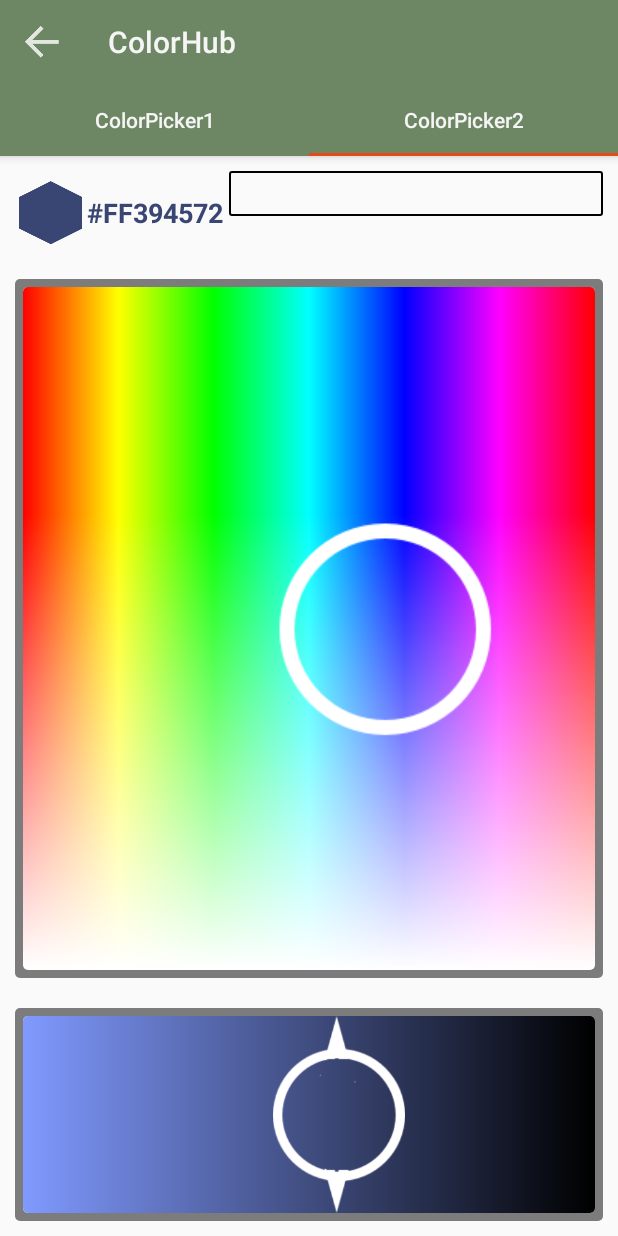
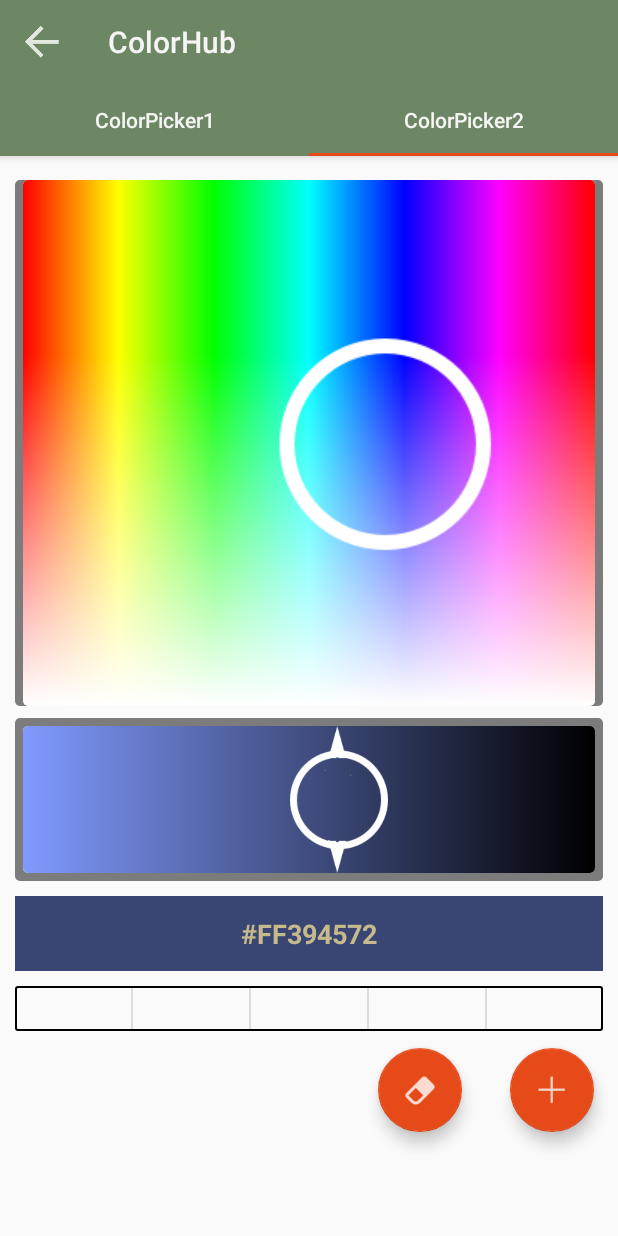
Before and after one commit to AntriKodSoft/ColorHub, an Android app: the ColorPicker1 screen opened directly, with no data from a screen before it, tab 2 chosen, on a phone screen of 412 x 824 dp. Run offline under Robolectric (Android 15) with nearby library versions, the phone set to English and light mode, and no system bars; our stand-ins replace AdMob.

Commit message:
added erase fab button and arrange new ui

```diff
--- a/app/src/main/java/cheetatech/com/colorhub/ColorPickerActivity.java
+++ b/app/src/main/java/cheetatech/com/colorhub/ColorPickerActivity.java
@@ -29,6 +29,10 @@ import android.widget.SeekBar;
 import android.widget.TextView;
 import android.widget.Toast;
 
+import com.google.android.gms.ads.AdRequest;
+import com.google.android.gms.ads.AdView;
+import com.google.android.gms.ads.MobileAds;
+
 import org.json.JSONObject;
 
 import java.util.List;
@@ -49,12 +53,17 @@ public class ColorPickerActivity extends AppCompatActivity implements TabLayout.
     private TabLayout tabLayout = null;
     private ViewPager viewPager = null;
     private ColorPicker1 ColorPicker_1 = null;
+    private AdView mAdView = null;
+
     @Override
     protected void onCreate(Bundle savedInstanceState) {
         super.onCreate(savedInstanceState);
         setContentView(R.layout.activity_color_picker);
         Toolbar toolbar = (Toolbar) findViewById(R.id.toolbar);
         setSupportActionBar(toolbar);
+
+        MobileAds.initialize(getApplicationContext(), getString(R.string.banner_commercial));
+        mAdView = (AdView) findViewById(R.id.adView);
 
         toolbar.setNavigationIcon(R.drawable.ic_action_back_button);
         getSupportActionBar().setTitle("ColorHub");
@@ -74,6 +83,34 @@ public class ColorPickerActivity extends AppCompatActivity implements TabLayout.
 
         tabLayout.setOnTabSelectedListener(this);
 
+    }
+
+    @Override
+    protected void onStart() {
+        super.onStart();
+        loadAdv();
+    }
+
+    private void loadAdv() {
+        if (getAdRequest() != null) {
+            AdRequest adRequest = getAdRequest();
+            mAdView.loadAd(adRequest);
+        }
+    }
+    public AdRequest getAdRequest() {
+        AdRequest ret = null;
+        if (Util.TEST) {
+            ret = new AdRequest.Builder()
+                    .addTestDevice(getPhoneId())
+                    .addTestDevice(AdRequest.DEVICE_ID_EMULATOR)
+                    .build();
+        } else {
+            ret = new AdRequest.Builder().build();
+        }
+        return ret;
+    }
+    public String getPhoneId() {
+        return "0A02E72208689385EF8EE5F0CCCFE947";
     }
     public  void setUpViewPager(ViewPager viewPager)
     {
--- a/app/src/main/java/cheetatech/com/colorhub/Util.java
+++ b/app/src/main/java/cheetatech/com/colorhub/Util.java
@@ -2,7 +2,7 @@ package cheetatech.com.colorhub;
 
 
 public class Util{
-    public static final boolean TEST = false;
+    public static final boolean TEST = true;
     public static final int REQUEST_READ_PHONE_STATE = 0;
     public static final int REQUEST_WRITE_EXTERNAL_STORAGE = 1;
     public static final int REQUEST_INTERNET = 2;
--- a/app/src/main/java/layout/ColorPicker2.java
+++ b/app/src/main/java/layout/ColorPicker2.java
@@ -11,8 +11,11 @@ import android.util.Log;
 import android.view.LayoutInflater;
 import android.view.View;
 import android.view.ViewGroup;
+import android.widget.RelativeLayout;
 import android.widget.TextView;
 import android.widget.Toast;
+
+import java.math.BigInteger;
 
 import cheetatech.com.colorhub.R;
 import cheetatech.com.colorhub.colorpicker.GradientView;
@@ -26,6 +29,7 @@ public class ColorPicker2 extends Fragment {
     private TextView mTextView = null;
     private Drawable mIcon = null;
     private int colorText = 0;
+    private RelativeLayout colorView = null;
 
     View[] views = null;
     int[] viewIds = new int[]{R.id.color1,R.id.color2,R.id.color3,R.id.color4,R.id.color5};
@@ -44,6 +48,14 @@ public class ColorPicker2 extends Fragment {
             new ColorItem(0,0,0,0),
              */
 
+    };
+
+    ColorItem[] selectedColors = new ColorItem[]{
+            new ColorItem(),
+            new ColorItem(),
+            new ColorItem(),
+            new ColorItem(),
+            new ColorItem(),
     };
 
     public ColorPicker2() {
@@ -78,15 +90,16 @@ public class ColorPicker2 extends Fragment {
             //views[i].setOnClickListener(this);
         }
 
-        for(int j = 0;j<colors.length;j++)
-            views[j].setBackgroundColor(colors[j].getColor());
+        //for(int j = 0;j<colors.length;j++)
+        //    views[j].setBackgroundColor(colors[j].getColor());
+
+        colorView = (RelativeLayout) getView().findViewById(R.id.colorView);
 
 
-
-        mIcon = getResources().getDrawable(R.mipmap.ic_launcher);
+        //mIcon = getResources().getDrawable(R.mipmap.ic_launcher);
         mTextView = (TextView) getView().findViewById(R.id.color);
 
-        mTextView.setCompoundDrawablesWithIntrinsicBounds(mIcon, null, null, null);
+        //mTextView.setCompoundDrawablesWithIntrinsicBounds(mIcon, null, null, null);
         mTop = (GradientView)getView().findViewById(R.id.top);
         mBottom = (GradientView)getView().findViewById(R.id.bottom);
         mTop.setBrightnessGradientView(mBottom);
@@ -94,23 +107,21 @@ public class ColorPicker2 extends Fragment {
             @Override
             public void onColorChanged(GradientView view, int color) {
                 colorText = color;
-                mTextView.setTextColor(color);
                 mTextView.setText("#" + Integer.toHexString(color));
-                if (Build.VERSION.SDK_INT >= Build.VERSION_CODES.LOLLIPOP) {
-                    mIcon.setTint(color);
-                }
+                mTextView.setTextColor(Color.parseColor(inverseColor(Integer.toHexString(color))));
+                colorView.setBackgroundColor(colorText);
+
 
             }
         });
 
         final int color = 0xFF394572;
         mTop.setColor(color);
-
+        colorView.setBackgroundColor(color);
 
         mTextView.setOnClickListener(new View.OnClickListener() {
             @Override
             public void onClick(View view) {
-                addToView(new ColorItem(colorText));
                 BoardEditor.getInstance().copyToClipBoard(mTextView.getText().toString());
                 Toast.makeText(BoardEditor.getInstance().getContext(), "Color " + mTextView.getText().toString() +
                         " copied to clipboard...", Toast.LENGTH_SHORT).show();
@@ -122,59 +133,102 @@ public class ColorPicker2 extends Fragment {
         views[0].setOnClickListener(new View.OnClickListener() {
             @Override
             public void onClick(View view) {
-                BoardEditor.getInstance().copyToClipBoard(colors[0].toString());
-                int coloraa = 0xFF000000;
-                //mBottom.setColor(coloraa);
-                mTop.setColor(colors[0].getColor());
-                mTop.setBrightnessGradientColor(colors[0].getColor());
-                mTextView.setTextColor(colors[0].getColor());
-                if (Build.VERSION.SDK_INT >= Build.VERSION_CODES.LOLLIPOP) {
-                    mIcon.setTint(colors[0].getColor());
-                }
-                Toast.makeText(BoardEditor.getInstance().getContext(), "Color " + "#" + Integer.toHexString(colors[0].getColor()) +
-                        " copied to clipboard...", Toast.LENGTH_SHORT).show();
+                selectedColors[0].setColor(colorText);
+                views[0].setBackgroundColor(selectedColors[0].getColor());
+            }
+        });
+        views[0].setOnLongClickListener(new View.OnLongClickListener() {
+            @Override
+            public boolean onLongClick(View view) {
+                if(!selectedColors[0].getHasColor())
+                    return true;
+                Log.e("kkkakkad","dsfkjişasdkf");
+                mBottom.setColor(selectedColors[0].getColor());
+                mTop.setColor(selectedColors[0].getColor());
+                colorText = selectedColors[0].getColor();
+                return false;
+            }
+        });
+
+
+        views[1].setOnClickListener(new View.OnClickListener() {
+            @Override
+            public void onClick(View view) {
+                selectedColors[1].setColor(colorText);
+                views[1].setBackgroundColor(selectedColors[1].getColor());
+            }
+        });
+        views[1].setOnLongClickListener(new View.OnLongClickListener() {
+            @Override
+            public boolean onLongClick(View view) {
+                if(!selectedColors[1].getHasColor())
+                    return true;
+                mBottom.setColor(selectedColors[1].getColor());
+                mTop.setColor(selectedColors[1].getColor());
+                colorText = selectedColors[1].getColor();
+                return false;
+            }
+        });
+
+        views[2].setOnClickListener(new View.OnClickListener() {
+            @Override
+            public void onClick(View view) {
+                selectedColors[2].setColor(colorText);
+                views[2].setBackgroundColor(selectedColors[2].getColor());
+            }
+        });
+        views[2].setOnLongClickListener(new View.OnLongClickListener() {
+            @Override
+            public boolean onLongClick(View view) {
+                if(!selectedColors[2].getHasColor())
+                    return true;
+                mBottom.setColor(selectedColors[2].getColor());
+                mTop.setColor(selectedColors[2].getColor());
+                colorText = selectedColors[2].getColor();
+                return false;
+            }
+        });
+
+
+        views[3].setOnClickListener(new View.OnClickListener() {
+            @Override
+            public void onClick(View view) {
+                selectedColors[3].setColor(colorText);
+                views[3].setBackgroundColor(selectedColors[3].getColor());
 
             }
         });
-        views[1].setOnClickListener(new View.OnClickListener() {
+        views[3].setOnLongClickListener(new View.OnLongClickListener() {
             @Override
-            public void onClick(View view) {
-                BoardEditor.getInstance().copyToClipBoard(colors[1].toString());
-                mBottom.setColor(colors[1].getColor());
-                Toast.makeText(BoardEditor.getInstance().getContext(), "Color " + colors[1].toString() +
-                        " copied to clipboard...", Toast.LENGTH_SHORT).show();
+            public boolean onLongClick(View view) {
+                if(!selectedColors[3].getHasColor())
+                    return true;
+                mBottom.setColor(selectedColors[3].getColor());
+                colorText = selectedColors[3].getColor();
+                mTop.setColor(selectedColors[3].getColor());
+                return false;
             }
         });
-        views[2].setOnClickListener(new View.OnClickListener() {
-            @Override
-            public void onClick(View view) {
-                BoardEditor.getInstance().copyToClipBoard(colors[2].toString());
-                mBottom.setColor(colors[2].getColor());
-                Toast.makeText(BoardEditor.getInstance().getContext(), "Color " + colors[2].toString() +
-                        " copied to clipboard...", Toast.LENGTH_SHORT).show();
 
-            }
-        });
-        views[3].setOnClickListener(new View.OnClickListener() {
-            @Override
-            public void onClick(View view) {
-                BoardEditor.getInstance().copyToClipBoard(colors[3].toString());
-                mBottom.setColor(colors[3].getColor());
-                Toast.makeText(BoardEditor.getInstance().getContext(), "Color " + colors[3].toString() +
-                        " copied to clipboard...", Toast.LENGTH_SHORT).show();
-
-            }
-        });
         views[4].setOnClickListener(new View.OnClickListener() {
             @Override
             public void onClick(View view) {
-                BoardEditor.getInstance().copyToClipBoard(colors[4].toString());
-                mBottom.setColor(colors[4].getColor());
-                Toast.makeText(BoardEditor.getInstance().getContext(), "Color " + colors[4].toString() +
-                        " copied to clipboard...", Toast.LENGTH_SHORT).show();
+                selectedColors[4].setColor(colorText);
+                views[4].setBackgroundColor(selectedColors[4].getColor());
             }
         });
 
+        views[4].setOnLongClickListener(new View.OnLongClickListener() {
+            @Override
+            public boolean onLongClick(View view) {
+                if(!selectedColors[3].getHasColor())
+                    return true;
+                mBottom.setColor(selectedColors[4].getColor());
+                colorText = selectedColors[4].getColor();
+                mTop.setColor(selectedColors[4].getColor());
+                return false;
+            }
+        });
 
     }
     private void addToView(ColorItem colorItem) {
@@ -197,4 +251,27 @@ public class ColorPicker2 extends Fragment {
         }
     }
 
+    private String inverseColor(String hexColor)
+    {
+        String ff = "FF";
+        String r = hexColor.substring(2,4);
+        String g = hexColor.substring(4,6);
+        String b = hexColor.substring(6,8);
+
+
+        BigInteger ri = new BigInteger(r,16);
+        BigInteger gi = new BigInteger(g,16);
+        BigInteger bi = new BigInteger(b,16);
+
+
+        BigInteger fi = new BigInteger(ff,16);
+
+        BigInteger rs = ri.xor(fi);
+        BigInteger gs = gi.xor(fi);
+        BigInteger bs = bi.xor(fi);
+
+        String res = String.format("#%02x%02x%02x",rs,gs,bs);
+        return res;
+    }
+
 }
--- a/app/src/main/res/layout/activity_color_picker.xml
+++ b/app/src/main/res/layout/activity_color_picker.xml
@@ -2,6 +2,7 @@
 <android.support.design.widget.CoordinatorLayout xmlns:android="http://schemas.android.com/apk/res/android"
     xmlns:app="http://schemas.android.com/apk/res-auto"
     xmlns:tools="http://schemas.android.com/tools"
+    xmlns:ads="http://schemas.android.com/apk/res-auto"
     android:layout_width="match_parent"
     android:layout_height="match_parent"
     android:fitsSystemWindows="true"
@@ -43,4 +44,66 @@
         app:layout_behavior="@string/appbar_scrolling_view_behavior"  />
 
 
+
+    <!-- start from here-->
+    <!-- LinearLayout for give space fab and AdView-->
+    <LinearLayout
+        android:orientation="vertical"
+        android:gravity="bottom"
+        android:layout_width="match_parent"
+        android:layout_height="match_parent">
+
+        <LinearLayout
+            android:layout_width="match_parent"
+            android:orientation="vertical"
+            android:layout_height="wrap_content">
+            <!-- linearLayour for fab button-->
+            <LinearLayout
+                android:layout_weight="1"
+                android:layout_width="match_parent"
+                android:layout_height="match_parent"
+                android:gravity="right">
+                <android.support.design.widget.FloatingActionButton
+                    android:id="@+id/fabErase"
+                    android:layout_width="wrap_content"
+                    android:layout_height="wrap_content"
+                    android:layout_gravity="bottom|end"
+                    android:layout_margin="@dimen/fab_margin"
+                    android:src="@drawable/ic_eraser"
+                    android:layout_marginBottom="0dp"
+                    app:backgroundTint="@color/colorAccent"
+                    />
+                <android.support.design.widget.FloatingActionButton
+                    android:id="@+id/fab"
+                    android:layout_width="wrap_content"
+                    android:layout_height="wrap_content"
+                    android:layout_gravity="bottom|end"
+                    android:layout_margin="@dimen/fab_margin"
+                    android:src="@drawable/ic_action_plus"
+                    android:layout_marginBottom="50dp"
+                    app:backgroundTint="@color/colorAccent"
+                    />
+            </LinearLayout>
+
+            <!-- LinearLayour for AdView-->
+            <LinearLayout
+                android:layout_weight="1"
+                android:layout_width="match_parent"
+                android:layout_height="53dp"
+
+                >
+                <com.google.android.gms.ads.AdView
+                    android:id="@+id/adView"
+                    android:layout_width="match_parent"
+                    android:layout_height="50dp"
+                    android:layout_gravity="center_vertical|center"
+                    android:layout_marginTop="0dp"
+                    android:gravity="center"
+                    ads:adSize="BANNER"
+                    ads:adUnitId="@string/banner_commercial">
+                </com.google.android.gms.ads.AdView>
+            </LinearLayout>
+
+        </LinearLayout>
+    </LinearLayout>
 </android.support.design.widget.CoordinatorLayout>
--- a/app/src/main/res/layout/activity_main.xml
+++ b/app/src/main/res/layout/activity_main.xml
@@ -68,6 +68,7 @@
                 android:layout_width="match_parent"
                 android:layout_height="match_parent"
                 android:gravity="right">
+
                 <android.support.design.widget.FloatingActionButton
                     android:id="@+id/fab"
                     android:layout_width="wrap_content"
@@ -94,7 +95,7 @@
                     android:layout_gravity="center_vertical|center"
                     android:layout_marginTop="0dp"
                     android:gravity="center"
-                    ads:adSize="SMART_BANNER"
+                    ads:adSize="BANNER"
                     ads:adUnitId="@string/banner_commercial">
                 </com.google.android.gms.ads.AdView>
             </LinearLayout>
--- a/app/src/main/res/layout/fragment_color_picker2.xml
+++ b/app/src/main/res/layout/fragment_color_picker2.xml
@@ -3,13 +3,84 @@
     xmlns:app="http://schemas.android.com/apk/res-auto"
     android:layout_width="match_parent"
     android:layout_height="match_parent"
+    android:paddingBottom="@dimen/activity_vertical_margin"
+    android:paddingLeft="10dp"
+    android:paddingRight="10dp"
+    android:paddingTop="@dimen/activity_vertical_margin"
+    >
+
+
+    <LinearLayout
+        android:layout_width="match_parent"
+        android:layout_height="match_parent"
+        android:orientation="vertical"
+        android:paddingBottom="115dp"
+        >
+
+    <LinearLayout
+        android:id="@+id/pickerLayout"
+        android:layout_marginTop="0dp"
+        android:layout_width="match_parent"
+        android:layout_height="wrap_content"
+        android:orientation="vertical"
+        android:layout_marginBottom="0dp"
+        android:layout_weight="1"
+        >
+
+
+        <cheetatech.com.colorhub.colorpicker.GradientView
+            android:id="@+id/top"
+            app:radius="@dimen/radius"
+            app:pointerDrawable="@drawable/pointer_simple"
+            app:lockPointerInBounds="true"
+            android:background="@drawable/gradient_background"
+
+            android:paddingRight="@dimen/gap_small"
+            android:paddingLeft="@dimen/gap_small"
+            android:layout_width="match_parent"
+            android:layout_height="match_parent"
+            android:layout_weight="1"/>
+
+        <cheetatech.com.colorhub.colorpicker.GradientView
+            android:id="@+id/bottom"
+            android:background="@drawable/gradient_background"
+            android:layout_marginTop="8dp"
+            android:padding="@dimen/gap_small"
+            app:lockPointerInBounds="false"
+            app:radius="@dimen/radius"
+            app:pointerDrawable="@drawable/pointer_arrows"
+            android:layout_width="match_parent"
+            android:layout_height="match_parent"
+            android:layout_weight="3"
+
+            />
+
+
+    </LinearLayout>
+
+        <LinearLayout
+            android:layout_width="match_parent"
+            android:layout_height="100dp"
+            android:orientation="vertical"
+            android:background="@android:color/transparent"
+            android:layout_below="@+id/pickerLayout"
+            android:layout_marginBottom="5dp"
 
             >
             <LinearLayout
-        android:layout_width="wrap_content"
-        android:layout_height="wrap_content"
+                android:layout_width="match_parent"
+                android:layout_height="match_parent"
                 android:id="@+id/colorLinearLayout"
                 android:layout_marginTop="10dp"
+                android:layout_weight="1"
+                >
+                <RelativeLayout
+                    android:layout_width="match_parent"
+                    android:layout_height="wrap_content"
+                    android:id="@id/colorView"
+                    android:background="@color/colorDrawerText"
+                    android:layout_above="@+id/keyboardLayout"
+                    android:elevation="2dp"
                     >
                     <TextView
                         android:id="@+id/color"
@@ -17,29 +88,30 @@
                         android:textStyle="bold"
                         android:textSize="18sp"
                         android:gravity="center"
-            android:layout_width="wrap_content"
-            android:layout_height="wrap_content"
-            android:layout_marginLeft="10dp"
+                        android:layout_width="match_parent"
+                        android:layout_height="match_parent"
                         android:textAllCaps="true"
-            android:layout_marginTop="4dp"
+                        android:layout_centerInParent="true"
                         />
+
+                </RelativeLayout>
+
 
             </LinearLayout>
 
 
+            <LinearLayout
 
-    <LinearLayout
-        android:layout_toRightOf="@+id/colorLinearLayout"
                 android:id="@+id/imageLinearLayout"
                 android:layout_marginTop="10dp"
-        android:layout_marginLeft="4dp"
-        android:layout_below="@+id/opacitySeekBar"
+                android:layout_marginLeft="0dp"
                 android:layout_width="fill_parent"
-        android:layout_marginRight="@dimen/gap_large"
+                android:paddingRight="0dp"
                 android:layout_height="30dp"
                 android:background="@drawable/border_shape"
                 android:orientation="horizontal"
-
+                android:divider="?android:dividerVertical"
+                android:showDividers="middle"
                 >
                 <View
                     android:layout_width="match_parent"
@@ -95,41 +167,9 @@
             </LinearLayout>
 
 
-    <LinearLayout
-        android:layout_marginTop="10dp"
-        android:layout_width="match_parent"
-        android:layout_height="match_parent"
-        android:orientation="vertical"
-        android:layout_below="@id/colorLinearLayout"
-        >
-
-
-        <cheetatech.com.colorhub.colorpicker.GradientView
-            android:id="@+id/top"
-            app:radius="@dimen/radius"
-            app:pointerDrawable="@drawable/pointer_simple"
-            app:lockPointerInBounds="true"
-            android:background="@drawable/gradient_background"
-            android:layout_margin="@dimen/gap_large"
-            android:padding="@dimen/gap_small"
-            android:layout_width="match_parent"
-            android:layout_height="match_parent"
-            android:layout_weight="1"/>
-
-        <cheetatech.com.colorhub.colorpicker.GradientView
-            android:id="@+id/bottom"
-            android:background="@drawable/gradient_background"
-            android:layout_margin="@dimen/gap_large"
-            android:padding="@dimen/gap_small"
-            app:lockPointerInBounds="false"
-            app:radius="@dimen/radius"
-            app:pointerDrawable="@drawable/pointer_arrows"
-            android:layout_width="match_parent"
-            android:layout_height="match_parent"
-            android:layout_weight="3"
-
-            />
+        </LinearLayout>
 
 
     </LinearLayout>
+
 </RelativeLayout>
```
Also changed, not shown: app/src/main/java/cheetatech/com/colorhub/defines/ColorItem.java (+23 -1 lines), app/src/main/java/layout/ColorPicker1.java (+72 -40 lines), app/src/main/res/layout/fragment_color_picker1.xml (+7 -16 lines), app/src/main/res/drawable-hdpi/ic_eraser.png (added), app/src/main/res/drawable-mdpi/ic_eraser.png (added), app/src/main/res/drawable-xhdpi/ic_eraser.png (added), app/src/main/res/drawable-xxhdpi/ic_eraser.png (added), app/src/main/res/drawable/ic_eraser.png (added). Lines whose indentation alone changed are shown as unchanged.
